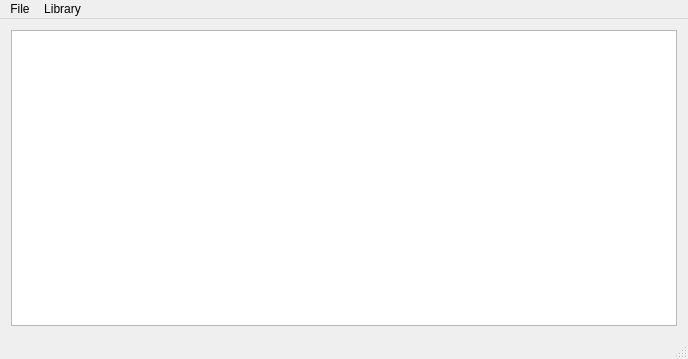
Old version of the form MainWindow.ui in the repository SocratesDz/xmp.
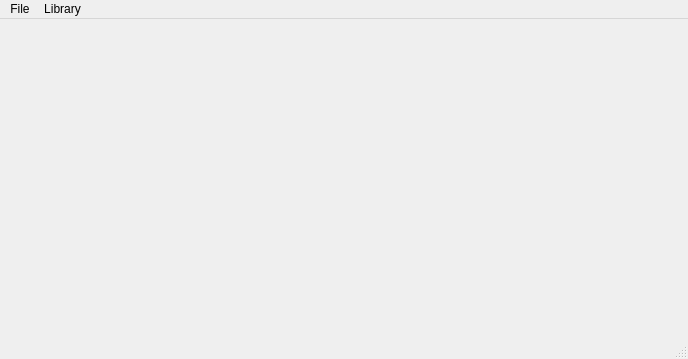
New version of the form.

The edit to the form file:
```diff
--- a/MainWindow.ui
+++ b/MainWindow.ui
@@ -33,7 +33,7 @@
        <number>0</number>
       </property>
       <item>
-       <widget class="QTableView" name="tableView"/>
+       <layout class="QVBoxLayout" name="listLayout"/>
       </item>
       <item>
        <layout class="QVBoxLayout" name="playerLayout"/>
```
Left out of the diff: 4 changed lines with no effect on the pictures.
